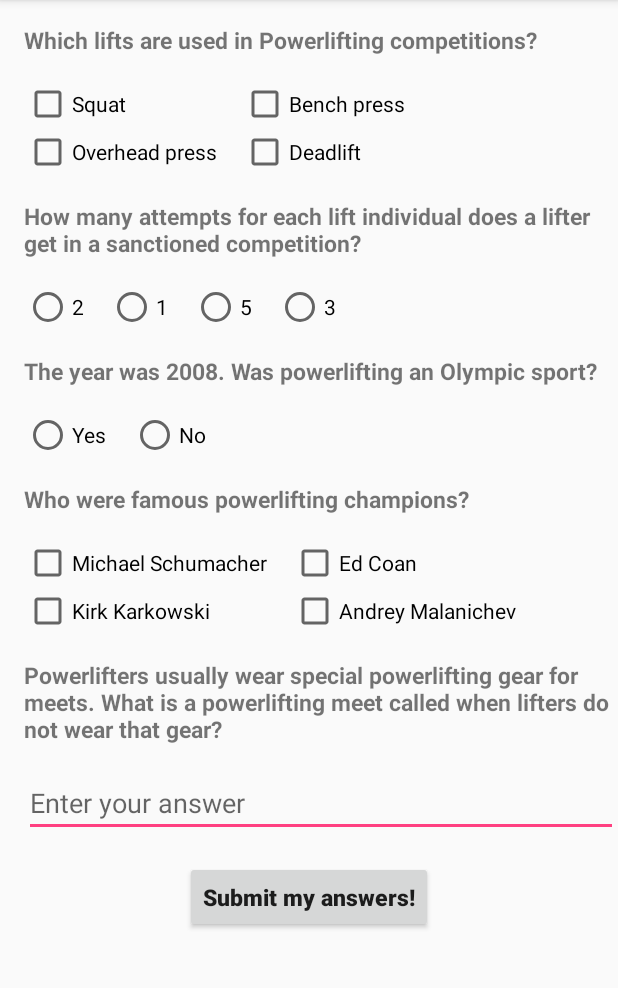
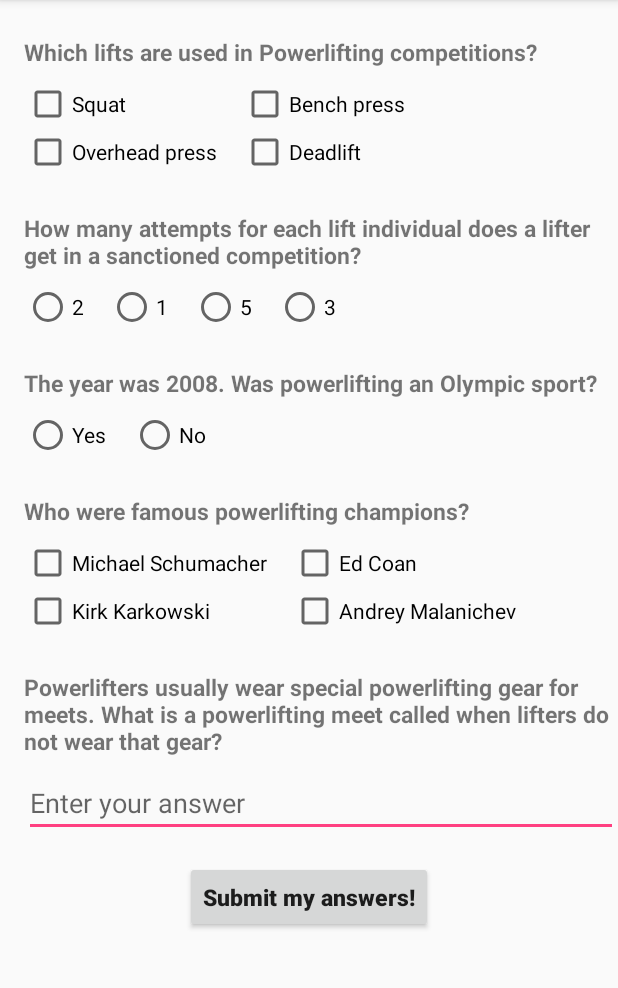
Before and after one commit to joachimharms/Powerlifting-Quiz, an Android app: the screen it shows after launch (MainActivity), on a phone screen of 412 x 824 dp, the part 84-1072 px from its top. Run offline under Robolectric (Android 15) with nearby library versions, the phone set to English and light mode, and no system bars.

Commit message:
Add style for textViews - done

```diff
--- a/app/src/main/res/layout/activity_main.xml
+++ b/app/src/main/res/layout/activity_main.xml
@@ -2,29 +2,21 @@
 
 <!--Hello World-->
 <ScrollView xmlns:android="http://schemas.android.com/apk/res/android"
-            xmlns:tools="http://schemas.android.com/tools"
-            android:layout_width="match_parent"
-            android:layout_height="wrap_content"
-            tools:context="com.example.android.powerliftingquiz.MainActivity"
+    xmlns:tools="http://schemas.android.com/tools"
+    android:layout_width="match_parent"
+    android:layout_height="wrap_content"
+    tools:context="com.example.android.powerliftingquiz.MainActivity"
 
     >
 
     <LinearLayout
         android:layout_width="match_parent"
         android:layout_height="match_parent"
-
         android:orientation="vertical">
 
         <TextView
-            android:layout_width="match_parent"
-            android:layout_height="wrap_content"
-            android:layout_marginBottom="16dp"
-            android:layout_marginLeft="16dp"
-            android:layout_marginTop="16dp"
+            style="@style/QuestionTextStyle"
             android:text="Which lifts are used in Powerlifting competitions?"
-            android:textAllCaps="false"
-            android:textSize="15sp"
-            android:textStyle="bold"
 
             />
 
@@ -52,7 +44,7 @@
                     android:layout_width="wrap_content"
                     android:layout_height="wrap_content"
                     android:layout_marginLeft="16dp"
-                    android:text="Overhead press"/>
+                    android:text="Overhead press" />
 
             </LinearLayout>
 
@@ -66,7 +58,7 @@
                     android:layout_width="wrap_content"
                     android:layout_height="wrap_content"
                     android:layout_marginLeft="16dp"
-                    android:text="Bench press"/>
+                    android:text="Bench press" />
 
                 <CheckBox
                     android:id="@+id/checkbox_deadlift"
@@ -80,14 +72,8 @@
         </LinearLayout>
 
         <TextView
-            android:layout_width="match_parent"
-            android:layout_height="wrap_content"
-            android:layout_marginBottom="16dp"
-            android:layout_marginLeft="16dp"
-            android:layout_marginTop="16dp"
+            style="@style/QuestionTextStyle"
             android:text="How many attempts for each lift individual does a lifter get in a sanctioned competition?"
-            android:textSize="15sp"
-            android:textStyle="bold"
 
             />
 
@@ -126,14 +112,14 @@
                     android:layout_height="wrap_content"
                     android:layout_above="@+id/radio_button_right_bottom"
                     android:layout_marginLeft="16dp"
-                    android:text="5"/>
+                    android:text="5" />
 
                 <RadioButton
                     android:id="@+id/radio_button_right_bottom"
                     android:layout_width="wrap_content"
                     android:layout_height="wrap_content"
                     android:layout_marginLeft="16dp"
-                    android:text="3"/>
+                    android:text="3" />
             </RadioGroup>
 
         </LinearLayout>
@@ -145,18 +131,8 @@
         </LinearLayout>
 
         <TextView
-            android:layout_width="match_parent"
-            android:layout_height="wrap_content"
-
-            android:layout_marginBottom="16dp"
-            android:layout_marginLeft="16dp"
-            android:layout_marginTop="16dp"
-            android:text="The year was 2008. Was powerlifting an Olympic sport?"
-            android:textSize="15sp"
-
-            android:textStyle="bold"
-
-            />
+            style="@style/QuestionTextStyle"
+            android:text="The year was 2008. Was powerlifting an Olympic sport?" />
 
         <LinearLayout
             android:layout_width="match_parent"
@@ -196,14 +172,8 @@
         </LinearLayout>
 
         <TextView
-            android:layout_width="match_parent"
-            android:layout_height="wrap_content"
-            android:layout_marginBottom="16dp"
-            android:layout_marginLeft="16dp"
-            android:layout_marginTop="16dp"
-            android:text="Who were famous powerlifting champions?"
-            android:textSize="15sp"
-            android:textStyle="bold"/>
+            style="@style/QuestionTextStyle"
+            android:text="Who were famous powerlifting champions?" />
 
         <LinearLayout
             android:layout_width="match_parent"
@@ -245,7 +215,7 @@
                     android:layout_width="wrap_content"
                     android:layout_height="wrap_content"
                     android:layout_marginLeft="16dp"
-                    android:text="Ed Coan"/>
+                    android:text="Ed Coan" />
 
                 <CheckBox
                     android:id="@+id/checkbox_malanichev"
@@ -259,14 +229,8 @@
         </LinearLayout>
 
         <TextView
-            android:layout_width="match_parent"
-            android:layout_height="wrap_content"
-            android:layout_marginBottom="16dp"
-            android:layout_marginLeft="16dp"
-            android:layout_marginTop="16dp"
-            android:text="Powerlifters usually wear special powerlifting gear for meets. What is a powerlifting meet called when lifters do not wear that gear?"
-            android:textSize="15sp"
-            android:textStyle="bold"/>
+            style="@style/QuestionTextStyle"
+            android:text="Powerlifters usually wear special powerlifting gear for meets. What is a powerlifting meet called when lifters do not wear that gear?" />
 
         <EditText
             android:id="@+id/edit_text_view"
@@ -275,7 +239,7 @@
             android:layout_marginLeft="16dp"
             android:hint="Enter your answer"
             android:inputType="textCapWords"
-            android:textAllCaps="false"/>
+            android:textAllCaps="false" />
 
         <Button
             android:id="@+id/button_show_result"
@@ -287,6 +251,6 @@
             android:text="Submit my answers!"
             android:textAllCaps="false"
             android:textSize="15sp"
-            android:textStyle="bold"/>
+            android:textStyle="bold" />
     </LinearLayout>
 </ScrollView>
--- a/app/src/main/res/values/styles.xml
+++ b/app/src/main/res/values/styles.xml
@@ -8,4 +8,14 @@
         <item name="colorAccent">@color/colorAccent</item>
     </style>
 
+    <style name="QuestionTextStyle">
+        <item name="android:layout_width">match_parent</item>
+        <item name="android:layout_height">wrap_content</item>
+        <item name="android:layout_marginBottom">8dp</item>
+        <item name="android:layout_marginLeft">16dp</item>
+        <item name="android:layout_marginTop">24dp</item>
+        <item name="android:textStyle">bold</item>
+        <!--<item name="android:textColor">blue</item>-->
+        <item name="android:textSize">15sp</item>
+    </style>
 </resources>
```
Also changed, not shown: app/src/main/java/com/example/android/powerliftingquiz/MainActivity.java (+14 -28 lines).
